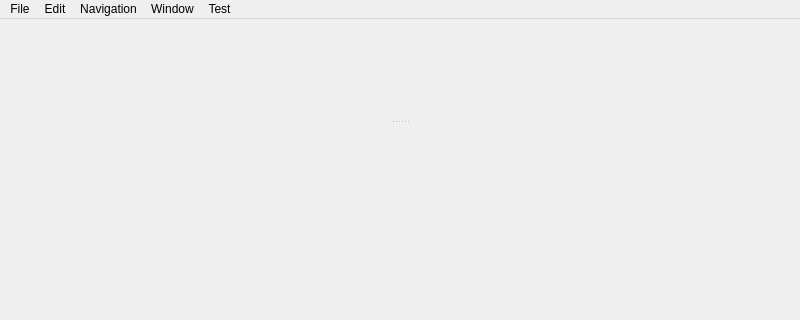
First picture: the form in src/MainWindow.ui, repository IDREsandbox/vsim, before the edit; both pictures show x 0 to 800 and y 0 to 320 of the 800 by 676 pixel window.
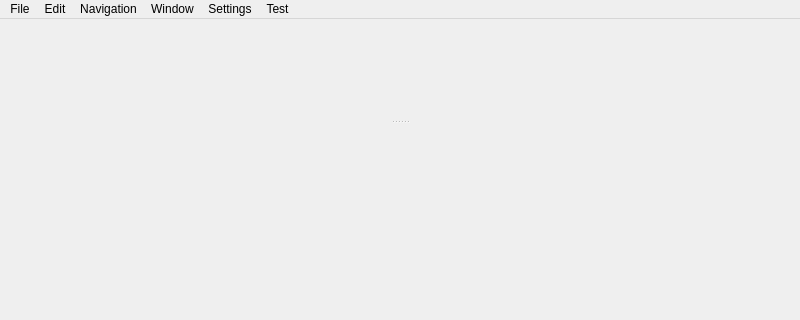
Second picture: the form after the edit. Custom widgets are drawn as their Qt base class.

Patch:
```diff
--- a/src/MainWindow.ui
+++ b/src/MainWindow.ui
@@ -122,10 +122,18 @@
      <string>Navigation</string>
     </property>
    </widget>
+   <widget class="QMenu" name="menuSettings">
+    <property name="title">
+     <string>Settings</string>
+    </property>
+    <addaction name="actionModel_Information"/>
+    <addaction name="actionFont_Color_Styles"/>
+   </widget>
    <addaction name="menuhello_to_the_world"/>
    <addaction name="menuEdit"/>
    <addaction name="menuNavigation"/>
    <addaction name="menuWindows"/>
+   <addaction name="menuSettings"/>
    <addaction name="menuTest"/>
   </widget>
   <action name="actionNew">
```
Left out of the diff: 6 changed lines with no effect on the pictures.
